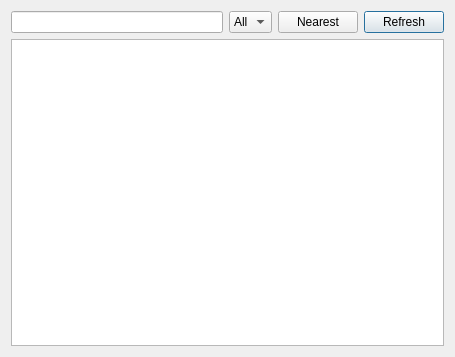
Before: the Qt Designer form src/stationslistdialog.ui in iksaif/lugdulov, drawn with Qt 5.
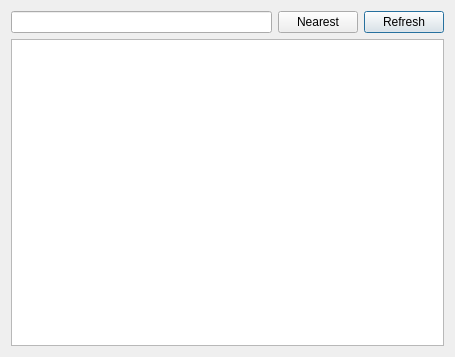
After: the same form once the commit is applied. Custom widgets are drawn as their Qt base class.

The edit to the form file:
```diff
--- a/src/stationslistdialog.ui
+++ b/src/stationslistdialog.ui
@@ -17,30 +17,21 @@
    <item row="0" column="0">
     <widget class="QLineEdit" name="lineEdit"/>
    </item>
-   <item row="0" column="1">
-    <widget class="QComboBox" name="comboBox">
-     <item>
-      <property name="text">
-       <string>All</string>
-      </property>
-     </item>
-    </widget>
-   </item>
-   <item row="0" column="3">
+   <item row="0" column="2">
     <widget class="QPushButton" name="refreshButton">
      <property name="text">
       <string>Refresh</string>
      </property>
     </widget>
    </item>
-   <item row="0" column="2">
+   <item row="0" column="1">
     <widget class="QPushButton" name="nearButton">
      <property name="text">
       <string>Nearest</string>
      </property>
     </widget>
    </item>
-   <item row="1" column="0" colspan="4">
+   <item row="1" column="0" colspan="3">
     <widget class="StationsListView" name="listView">
      <property name="alternatingRowColors">
       <bool>true</bool>
```
